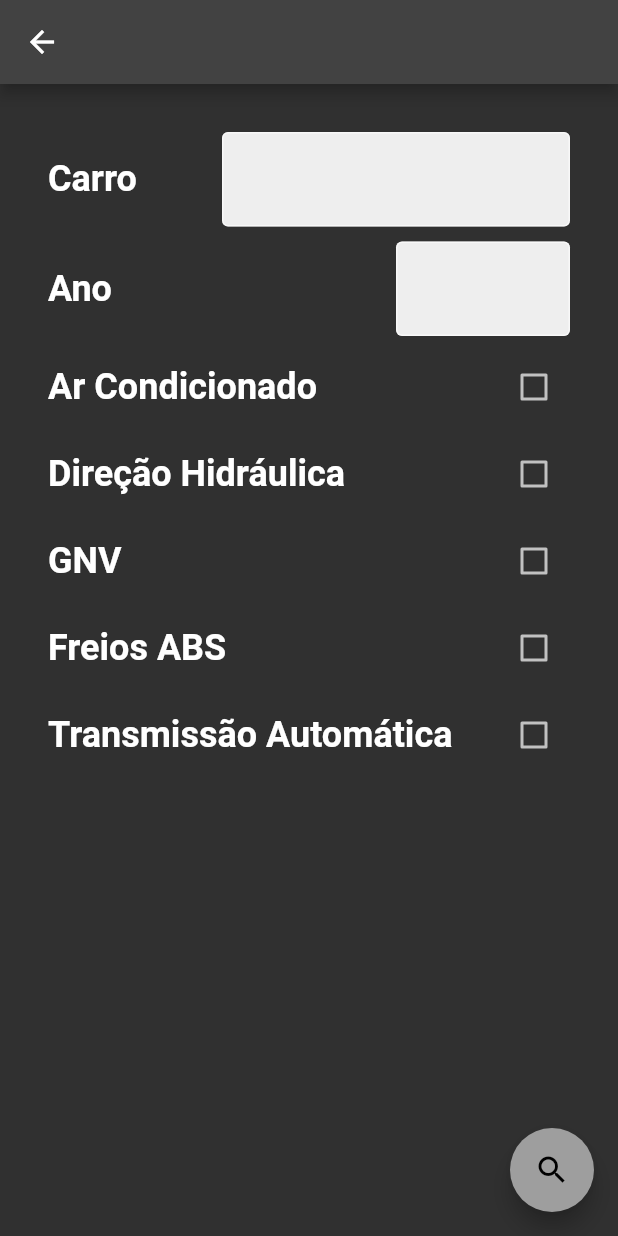
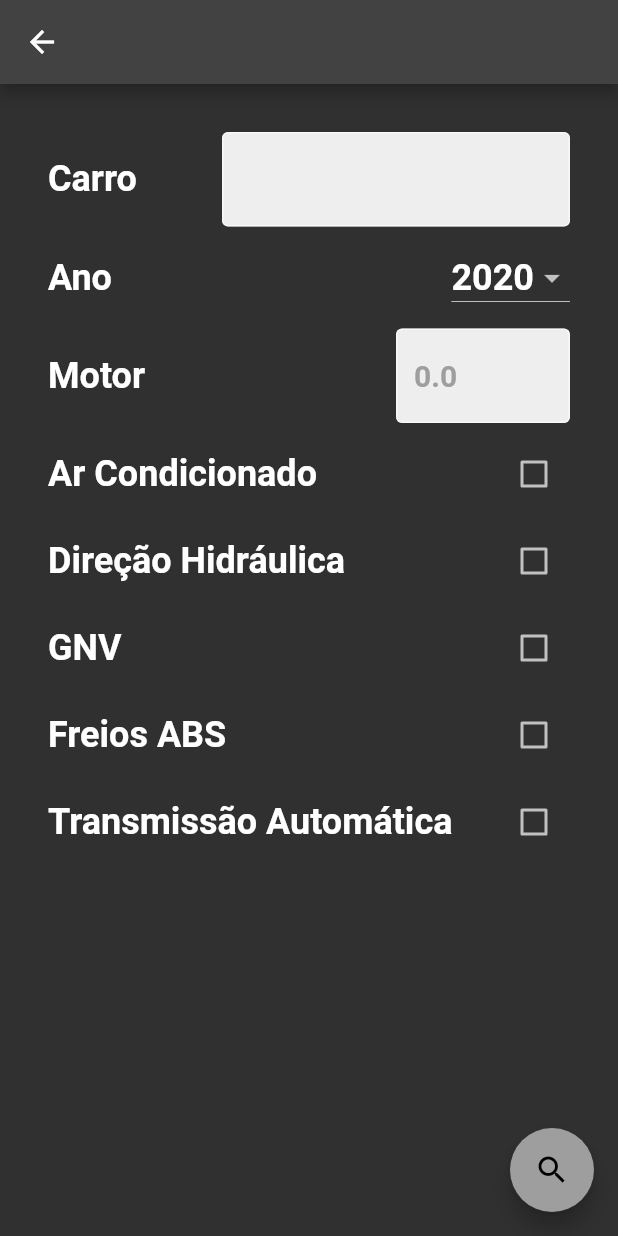
Before and after one commit to irenaldojs/busca_peca, a Flutter app: the CatalogPage screen opened directly with empty values, on a phone screen of 412 x 824 dp. Run offline on Flutter 3.47's test engine with Material 2 defaults, Android fonts, the phone set to English and light mode, and no system bars; our stand-ins replace auto_size_text, cloud_firestore, firebase_auth, firebase_core, flutter_signin_button, get and 1 more; accounts and stored records are empty.

Commit message:
Upgrade CatalogPage

```diff
--- a/lib/app/pages/catalog/catalog_controller.dart
+++ b/lib/app/pages/catalog/catalog_controller.dart
@@ -10,6 +10,8 @@ class CatalogController extends GetxController {
 
   var car = TextEditingController().obs;
   var age = TextEditingController().obs;
+  var ageInt = 2020.obs;
+  var motor = TextEditingController().obs;
   var acd = false.obs;
   var dh = false.obs;
   var abs = false.obs;
--- a/lib/app/pages/catalog/catalog_page.dart
+++ b/lib/app/pages/catalog/catalog_page.dart
@@ -21,7 +21,9 @@ class CatalogPage extends GetView<CatalogController> {
             children: [
               filterCar(controller),
               const SizedBox(height: 10),
-              filterAge(controller),
+              filterAgeDropDown(controller),
+              const SizedBox(height: 10),
+              filterMotor(controller),
               const SizedBox(height: 10),
               checkboxACD(controller),
               const SizedBox(height: 10),
--- a/lib/app/pages/catalog/catalog_widgets.dart
+++ b/lib/app/pages/catalog/catalog_widgets.dart
@@ -4,7 +4,6 @@ import 'package:busca_peca/app/pages/catalog/catalog_controller.dart';
 import 'package:flutter/material.dart';
 import 'package:get/get.dart';
 import 'package:mask_text_input_formatter/mask_text_input_formatter.dart';
-
 
 var textStyle = const TextStyle(
   fontSize: 24,
@@ -54,6 +53,38 @@ filterAge(CatalogController controller) {
           style: const TextStyle(
               fontSize: 20, fontWeight: FontWeight.bold, color: Colors.black),
           decoration: InputDecoration(
+            hintText: '0000',
+            hintStyle: const TextStyle(color: Colors.grey),
+            filled: true,
+            fillColor: Colors.grey.shade200,
+            border: const OutlineInputBorder(),
+          ),
+        ),
+      )
+    ],
+  );
+}
+
+filterMotor(CatalogController controller) {
+  var mask = MaskTextInputFormatter(mask: '#.#');
+  return Row(
+    mainAxisAlignment: MainAxisAlignment.spaceBetween,
+    children: [
+      Expanded(
+        flex: 2,
+        child: Text('Motor', style: textStyle),
+      ),
+      Expanded(
+        flex: 1,
+        child: TextField(
+          controller: controller.motor.value,
+          inputFormatters: [mask],
+          keyboardType: TextInputType.number,
+          style: const TextStyle(
+              fontSize: 20, fontWeight: FontWeight.bold, color: Colors.black),
+          decoration: InputDecoration(
+            hintText: '0.0',
+            hintStyle: const TextStyle(color: Colors.grey),
             filled: true,
             fillColor: Colors.grey.shade200,
             border: const OutlineInputBorder(),
@@ -97,6 +128,7 @@ checkboxDH(CatalogController controller) {
     ],
   );
 }
+
 checkboxGNV(CatalogController controller) {
   return Row(
     mainAxisAlignment: MainAxisAlignment.spaceBetween,
@@ -147,3 +179,32 @@ checkboxTA(CatalogController controller) {
     ],
   );
 }
+
+filterAgeDropDown(CatalogController controller) {
+  List<int> ages = [1960];
+  for (int i = 1961; i < 2023; i++) {
+    ages.add(i);
+  }
+
+  return Row(
+    mainAxisAlignment: MainAxisAlignment.spaceBetween,
+    children: [
+      Text('Ano',style: textStyle),
+      Obx(() => DropdownButton<int>(
+            style: textStyle,
+            value: controller.ageInt.value,
+            items: ages
+                .map<DropdownMenuItem<int>>(
+                  (int age) => DropdownMenuItem(
+                    child: Text(age.toString()),
+                    value: age,
+                  ),
+                )
+                .toList(),
+            onChanged: (value) {
+              controller.ageInt.value = value!;
+            },
+          )),
+    ],
+  );
+}
```
